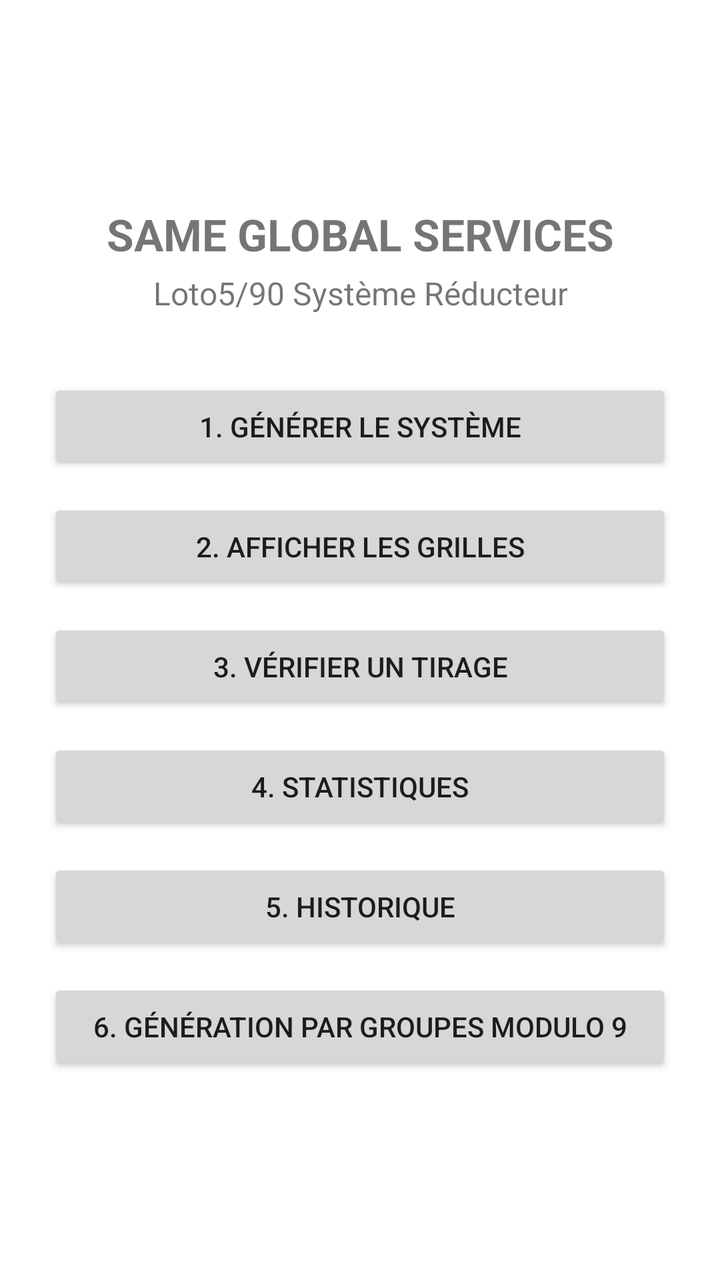
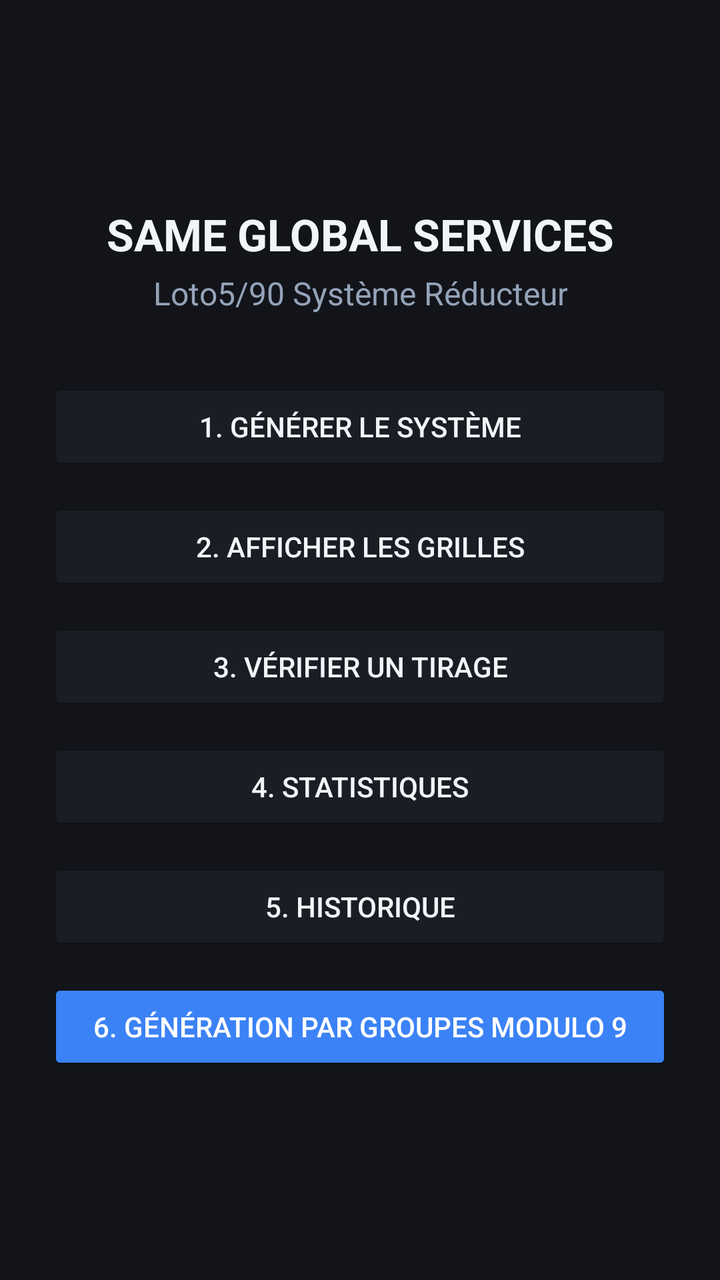

The first picture is an Android layout as it rendered before a commit; the second is the same layout after the commit. The layout source and the unified diff follow.
<!-- AndroidManifest.xml: application theme Theme.SAMEGLOBAL_LOTO5_90 -->
<!-- res/layout/activity_main.xml -->
<?xml version="1.0" encoding="utf-8"?>
<LinearLayout xmlns:android="http://schemas.android.com/apk/res/android"
    android:layout_width="match_parent"
    android:layout_height="match_parent"
    android:orientation="vertical"
    android:gravity="center"
    android:padding="24dp">

    <TextView
        android:layout_width="wrap_content"
        android:layout_height="wrap_content"
        android:text="SAME GLOBAL SERVICES"
        android:textSize="22sp"
        android:textStyle="bold"
        android:gravity="center" />

    <TextView
        android:layout_width="wrap_content"
        android:layout_height="wrap_content"
        android:layout_marginTop="4dp"
        android:layout_marginBottom="32dp"
        android:text="Loto5/90 Système Réducteur"
        android:textSize="16sp"
        android:gravity="center" />

    <Button
        android:id="@+id/btnGenerer"
        android:layout_width="match_parent"
        android:layout_height="wrap_content"
        android:layout_marginBottom="12dp"
        android:text="1. GÉNÉRER LE SYSTÈME" />

    <Button
        android:id="@+id/btnAfficherGrilles"
        android:layout_width="match_parent"
        android:layout_height="wrap_content"
        android:layout_marginBottom="12dp"
        android:text="2. AFFICHER LES GRILLES" />

    <Button
        android:id="@+id/btnVerifier"
        android:layout_width="match_parent"
        android:layout_height="wrap_content"
        android:layout_marginBottom="12dp"
        android:text="3. VÉRIFIER UN TIRAGE" />

    <Button
        android:id="@+id/btnStatistiques"
        android:layout_width="match_parent"
        android:layout_height="wrap_content"
        android:layout_marginBottom="12dp"
        android:text="4. STATISTIQUES" />

    <Button
        android:id="@+id/btnHistorique"
        android:layout_width="match_parent"
        android:layout_height="wrap_content"
        android:text="5. HISTORIQUE" />

    <Button
        android:id="@+id/btnModulo9"
        android:layout_width="match_parent"
        android:layout_height="wrap_content"
        android:layout_marginTop="12dp"
        android:text="6. GÉNÉRATION PAR GROUPES MODULO 9" />

</LinearLayout>
<!-- resources referenced by this layout -->
<resources>
  <style name="Theme.SAMEGLOBAL_LOTO5_90" parent="Theme.MaterialComponents.Light.DarkActionBar">
          <item name="colorPrimary">@color/colorPrimary</item>
          <item name="colorPrimaryVariant">@color/colorPrimaryDark</item>
          <item name="colorOnPrimary">#FFFFFF</item>
          <item name="colorSecondary">@color/colorAccent</item>
          <item name="colorSecondaryVariant">@color/colorAccent</item>
          <item name="colorOnSecondary">#000000</item>
          <item name="android:statusBarColor" tools:targetApi="l">@color/colorPrimaryDark</item>
      </style>
  <color name="colorPrimary">#1565C0</color>
  <color name="colorPrimaryDark">#0D47A1</color>
  <color name="colorAccent">#FFC107</color>
</resources>

<!-- the commit's change to res/layout/activity_main.xml (unified diff, before → after) -->
@@ -4,6 +4,7 @@
     android:layout_height="match_parent"
     android:orientation="vertical"
     android:gravity="center"
+    android:background="@color/backgroundDark"
     android:padding="24dp">
 
     <TextView
@@ -12,6 +13,7 @@
         android:text="SAME GLOBAL SERVICES"
         android:textSize="22sp"
         android:textStyle="bold"
+        android:textColor="@color/textPrimary"
         android:gravity="center" />
 
     <TextView
@@ -21,6 +23,7 @@
         android:layout_marginBottom="32dp"
         android:text="Loto5/90 Système Réducteur"
         android:textSize="16sp"
+        android:textColor="@color/textSecondary"
         android:gravity="center" />
 
     <Button
@@ -28,6 +31,8 @@
         android:layout_width="match_parent"
         android:layout_height="wrap_content"
         android:layout_marginBottom="12dp"
+        android:backgroundTint="@color/surfaceDark"
+        android:textColor="@color/textPrimary"
         android:text="1. GÉNÉRER LE SYSTÈME" />
 
     <Button
@@ -35,6 +40,8 @@
         android:layout_width="match_parent"
         android:layout_height="wrap_content"
         android:layout_marginBottom="12dp"
+        android:backgroundTint="@color/surfaceDark"
+        android:textColor="@color/textPrimary"
         android:text="2. AFFICHER LES GRILLES" />
 
     <Button
@@ -42,6 +49,8 @@
         android:layout_width="match_parent"
         android:layout_height="wrap_content"
         android:layout_marginBottom="12dp"
+        android:backgroundTint="@color/surfaceDark"
+        android:textColor="@color/textPrimary"
         android:text="3. VÉRIFIER UN TIRAGE" />
 
     <Button
@@ -49,12 +58,16 @@
         android:layout_width="match_parent"
         android:layout_height="wrap_content"
         android:layout_marginBottom="12dp"
+        android:backgroundTint="@color/surfaceDark"
+        android:textColor="@color/textPrimary"
         android:text="4. STATISTIQUES" />
 
     <Button
         android:id="@+id/btnHistorique"
         android:layout_width="match_parent"
         android:layout_height="wrap_content"
+        android:backgroundTint="@color/surfaceDark"
+        android:textColor="@color/textPrimary"
         android:text="5. HISTORIQUE" />
 
     <Button
@@ -62,6 +75,8 @@
         android:layout_width="match_parent"
         android:layout_height="wrap_content"
         android:layout_marginTop="12dp"
+        android:backgroundTint="@color/colorPrimary"
+        android:textColor="#FFFFFF"
         android:text="6. GÉNÉRATION PAR GROUPES MODULO 9" />
 
 </LinearLayout>
<!-- resource entries referenced after the edit -->
@@ -1,16 +1,27 @@
 <!-- resources referenced by this layout -->
 <resources>
-  <style name="Theme.SAMEGLOBAL_LOTO5_90" parent="Theme.MaterialComponents.Light.DarkActionBar">
+  <color name="backgroundDark">#12141A</color>
+  <style name="Theme.SAMEGLOBAL_LOTO5_90" parent="Theme.MaterialComponents.NoActionBar">
           <item name="colorPrimary">@color/colorPrimary</item>
           <item name="colorPrimaryVariant">@color/colorPrimaryDark</item>
           <item name="colorOnPrimary">#FFFFFF</item>
           <item name="colorSecondary">@color/colorAccent</item>
           <item name="colorSecondaryVariant">@color/colorAccent</item>
-          <item name="colorOnSecondary">#000000</item>
-          <item name="android:statusBarColor" tools:targetApi="l">@color/colorPrimaryDark</item>
+          <item name="colorOnSecondary">#FFFFFF</item>
+  
+          <item name="android:windowBackground">@color/backgroundDark</item>
+          <item name="android:textColorPrimary">@color/textPrimary</item>
+          <item name="android:textColorSecondary">@color/textSecondary</item>
+  
+          <item name="android:statusBarColor" tools:targetApi="l">@color/surfaceDark</item>
+          <item name="android:navigationBarColor" tools:targetApi="l">@color/backgroundDark</item>
+          <item name="android:windowLightStatusBar" tools:targetApi="m">false</item>
       </style>
-  <color name="colorPrimary">#1565C0</color>
-  <color name="colorPrimaryDark">#0D47A1</color>
-  <color name="colorAccent">#FFC107</color>
+  <color name="colorPrimary">#3B82F6</color>
+  <color name="surfaceDark">#1A1D24</color>
+  <color name="textPrimary">#F1F5F9</color>
+  <color name="textSecondary">#94A3B8</color>
+  <color name="colorPrimaryDark">#1E3A8A</color>
+  <color name="colorAccent">#3B82F6</color>
 </resources>
 
